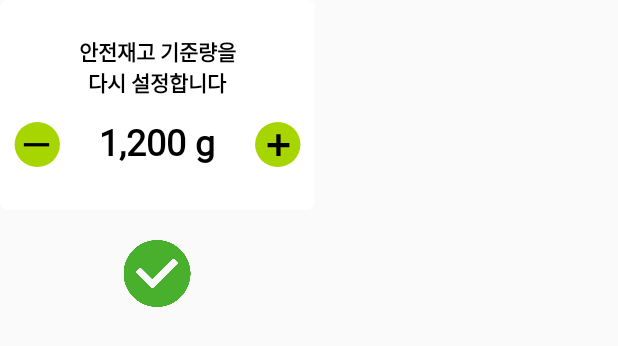
After one commit to NaZe0320/InventationBlock, an Android app: the layout dialog_safe_amount.xml on its own in the app's theme, with its tools: preview values and no code run, on a phone screen of 412 x 824 dp. The commit adds this screen. Shown: the top 346 px of the screen. Run offline under Robolectric (Android 15) with nearby library versions, the phone set to English and light mode, and no system bars; network calls fail.

Commit message:
SafeAmountDialog 생성

```diff
--- a/app/src/main/java/com/oneandonly/inventationblock/datasource/model/data/ApiModels.kt
+++ b/app/src/main/java/com/oneandonly/inventationblock/datasource/model/data/ApiModels.kt
@@ -34,6 +34,7 @@ data class StockResponses(
     var pinned: Int?,
     var date: Date?,
     var reason: String?
+
 )
 
 enum class LoginState {
--- /dev/null
+++ b/app/src/main/res/drawable/ic_minus_btn.xml
@@ -0,0 +1,12 @@
+<vector xmlns:android="http://schemas.android.com/apk/res/android"
+    android:width="43dp"
+    android:height="30dp"
+    android:viewportWidth="43"
+    android:viewportHeight="30">
+  <path
+      android:pathData="M22,0L22,0A15,15 0,0 1,37 15L37,15A15,15 0,0 1,22 30L22,30A15,15 0,0 1,7 15L7,15A15,15 0,0 1,22 0z"
+      android:fillColor="#A6D500"/>
+  <path
+      android:pathData="M13.121,14.08V16.24H29.861V14.08H13.121Z"
+      android:fillColor="#000000"/>
+</vector>
--- /dev/null
+++ b/app/src/main/res/drawable/ic_plus_btn.xml
@@ -0,0 +1,12 @@
+<vector xmlns:android="http://schemas.android.com/apk/res/android"
+    android:width="43dp"
+    android:height="30dp"
+    android:viewportWidth="43"
+    android:viewportHeight="30">
+  <path
+      android:pathData="M21,0L21,0A15,15 0,0 1,36 15L36,15A15,15 0,0 1,21 30L21,30A15,15 0,0 1,6 15L6,15A15,15 0,0 1,21 0z"
+      android:fillColor="#A6D500"/>
+  <path
+      android:pathData="M22.876,14.03H28.666V16.82H22.876V22.67H20.056V16.82H14.296V14.03H20.056V8.12H22.876V14.03Z"
+      android:fillColor="#000000"/>
+</vector>
--- /dev/null
+++ b/app/src/main/res/layout/dialog_safe_amount.xml
@@ -0,0 +1,105 @@
+<?xml version="1.0" encoding="utf-8"?>
+<layout xmlns:android="http://schemas.android.com/apk/res/android"
+    xmlns:app="http://schemas.android.com/apk/res-auto"
+    xmlns:tools="http://schemas.android.com/tools">
+
+    <data>
+
+    </data>
+
+    <RelativeLayout
+        android:layout_width="210dp"
+        android:layout_height="210dp"
+        android:background="@android:color/transparent">
+
+        <RelativeLayout
+            android:id="@+id/dialog_setting_layout"
+            android:layout_width="210dp"
+            android:layout_height="140dp"
+            android:backgroundTint="@color/white"
+            android:background="@drawable/bg_tv">
+
+            <RelativeLayout
+                android:id="@+id/dialog_pm_layout"
+                android:layout_width="match_parent"
+                android:layout_height="wrap_content"
+                android:layout_below="@+id/dialog_text">
+
+                <EditText
+                    android:id="@+id/dialog_amount"
+                    android:layout_width="wrap_content"
+                    android:layout_height="wrap_content"
+                    android:layout_centerInParent="true"
+                    android:layout_marginStart="5dp"
+                    android:layout_marginTop="10dp"
+                    android:layout_marginEnd="5dp"
+                    android:backgroundTint="@android:color/transparent"
+                    android:gravity="center"
+                    android:inputType="numberDecimal"
+                    android:text="1,200 g"
+                    android:textColor="@color/black"
+                    android:textSize="24sp"
+                    android:textStyle="bold">
+
+                </EditText>
+
+                <ImageButton
+                    android:id="@+id/dialog_minus_btn"
+                    android:layout_width="48dp"
+                    android:layout_height="48dp"
+                    android:layout_toStartOf="@+id/dialog_amount"
+                    android:layout_centerVertical="true"
+                    android:layout_margin="5dp"
+                    android:src="@drawable/ic_minus_btn">
+
+                </ImageButton>
+
+                <ImageButton
+                    android:id="@+id/dialog_plus_btn"
+                    android:layout_width="48dp"
+                    android:layout_height="48dp"
+                    android:layout_toEndOf="@+id/dialog_amount"
+                    android:layout_centerVertical="true"
+                    android:layout_margin="5dp"
+                    android:src="@drawable/ic_plus_btn">
+
+                </ImageButton>
+
+            </RelativeLayout>
+
+            <TextView
+                android:id="@+id/dialog_text"
+                android:layout_width="wrap_content"
+                android:layout_height="wrap_content"
+                android:text="안전재고 기준량을\n다시 설정합니다"
+                android:textSize="14sp"
+                android:textColor="@color/black"
+                android:textStyle="bold"
+                android:gravity="center"
+                android:layout_centerHorizontal="true"
+                android:layout_marginTop="24dp">
+
+            </TextView>
+
+
+        </RelativeLayout>
+
+        <ImageButton
+            android:id="@+id/dialog_check_btn"
+            android:layout_width="48dp"
+            android:layout_height="48dp"
+            android:layout_below="@+id/dialog_setting_layout"
+            android:layout_centerHorizontal="true"
+            android:layout_marginStart="5dp"
+            android:layout_marginTop="20dp"
+            android:layout_marginEnd="5dp"
+            android:layout_marginBottom="5dp"
+            android:background="@android:color/transparent"
+            android:scaleType="fitCenter"
+            android:src="@drawable/ic_check_btn">
+
+        </ImageButton>
+
+
+    </RelativeLayout>
+</layout>
```
Also changed, not shown: app/src/main/java/com/oneandonly/inventationblock/ui/activity/StockActivity.kt (+23 -1 lines), app/src/main/java/com/oneandonly/inventationblock/ui/dialog/SafeAmountDialog.kt (added, +90 -0 lines), app/src/main/res/values/themes.xml (+10 -1 lines), app/src/main/java/com/oneandonly/inventationblock/Extension.kt (line endings or trailing spaces), app/src/main/res/drawable/ic_check_btn.png (added).
